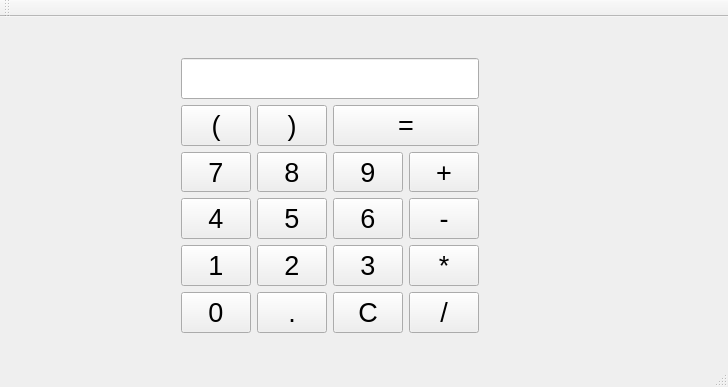
Qt form 2-semester/4/4-3/calculatorForm.ui (kbatoev/SpbSU-Homeworks) before a commit.
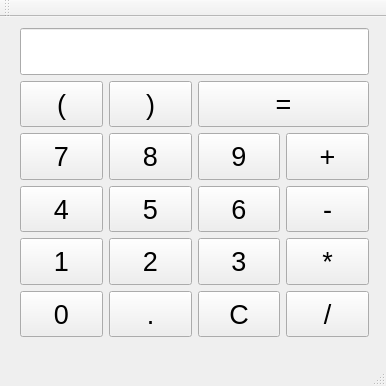
The same form after that commit.

Commit message: Set fixed size

```diff
--- a/2-semester/4/4-3/calculatorForm.ui
+++ b/2-semester/4/4-3/calculatorForm.ui
@@ -6,10 +6,22 @@
    <rect>
     <x>0</x>
     <y>0</y>
-    <width>728</width>
-    <height>387</height>
+    <width>386</width>
+    <height>386</height>
    </rect>
   </property>
+  <property name="minimumSize">
+   <size>
+    <width>386</width>
+    <height>386</height>
+   </size>
+  </property>
+  <property name="maximumSize">
+   <size>
+    <width>386</width>
+    <height>386</height>
+   </size>
+  </property>
   <property name="windowTitle">
    <string>CalculatorForm</string>
   </property>
@@ -20,10 +32,10 @@
    <widget class="QWidget" name="gridLayoutWidget">
     <property name="geometry">
      <rect>
-      <x>170</x>
-      <y>30</y>
-      <width>320</width>
-      <height>297</height>
+      <x>9</x>
+      <y>0</y>
+      <width>371</width>
+      <height>331</height>
      </rect>
     </property>
     <layout class="QGridLayout" name="gridLayout">
```
Left out of the diff: 2 changed lines with no effect on the pictures.
